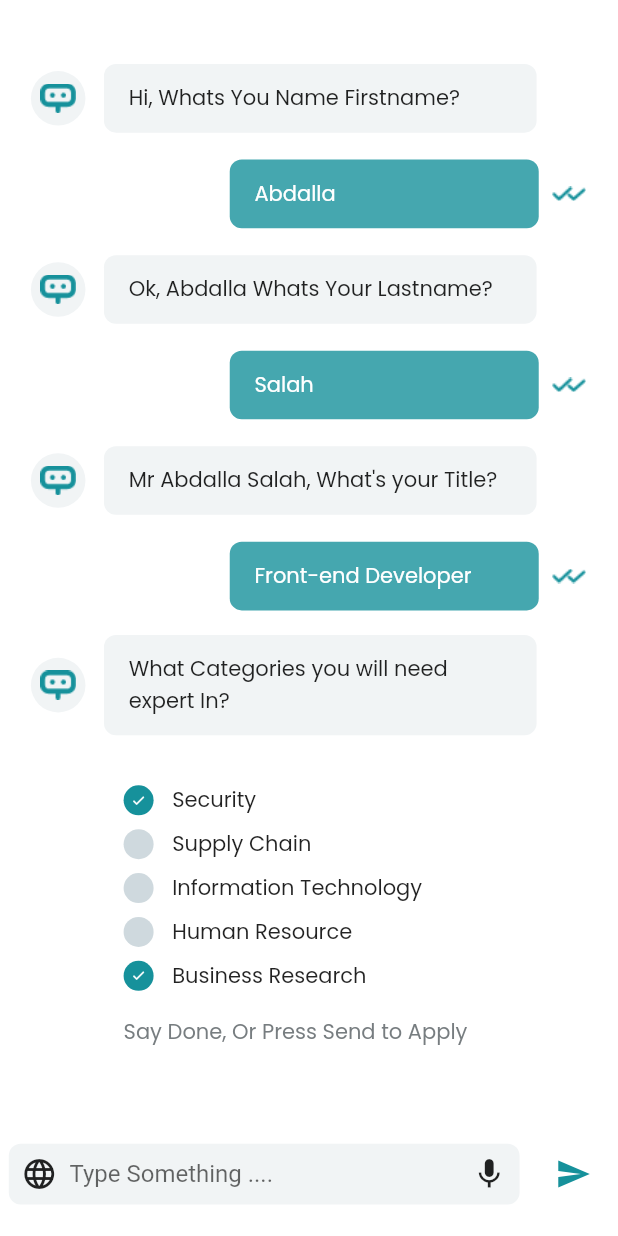
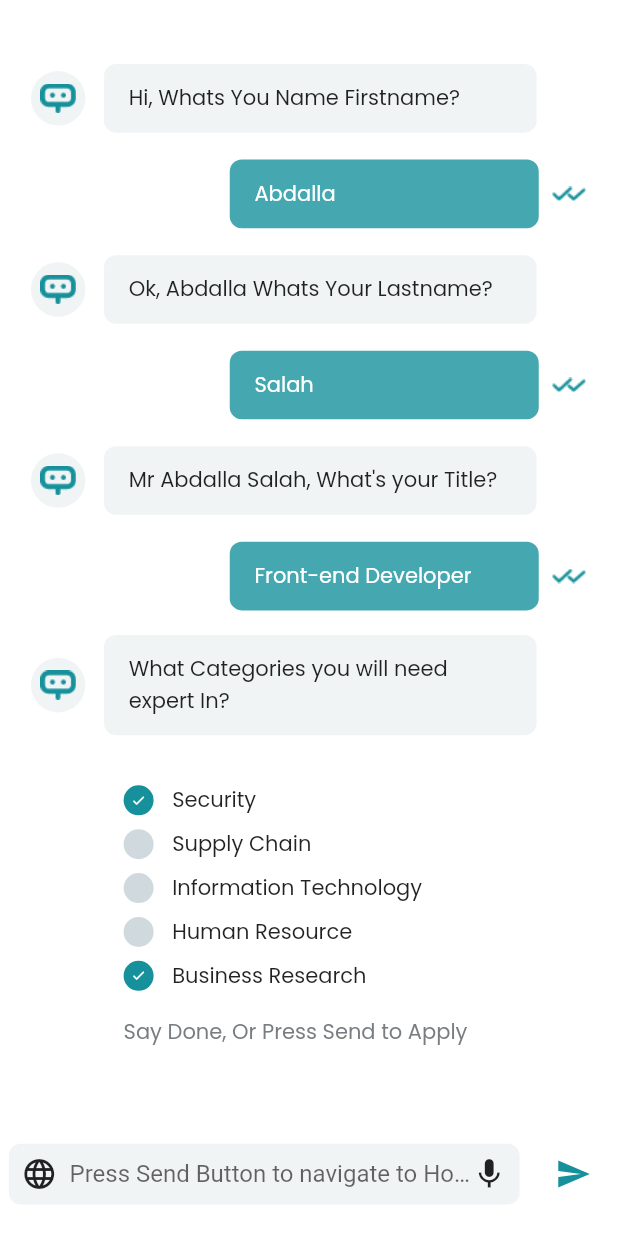
Before and after one commit to ahmeddo7a/Ui-App, a Flutter app: the ChatScreen screen opened directly, on a phone screen of 412 x 824 dp. Run offline on Flutter 3.47's test engine with Material 2 defaults, Android fonts, the phone set to English and light mode, and no system bars; our stand-ins replace sliding_up_panel.

Commit message:
Press Send Button to navigate

```diff
--- a/lib/get_start/presentation/screens/chat_screen.dart
+++ b/lib/get_start/presentation/screens/chat_screen.dart
@@ -104,7 +104,7 @@ class ChatScreen extends StatelessWidget {
                     width: myWidth * 0.65,
                     child: const TextField(
                       decoration: InputDecoration.collapsed(
-                          hintText: 'Type Something ....'),
+                          hintText: 'Press Send Button to navigate to Home'),
                     ),
                   ),
                   const Icon(
```
